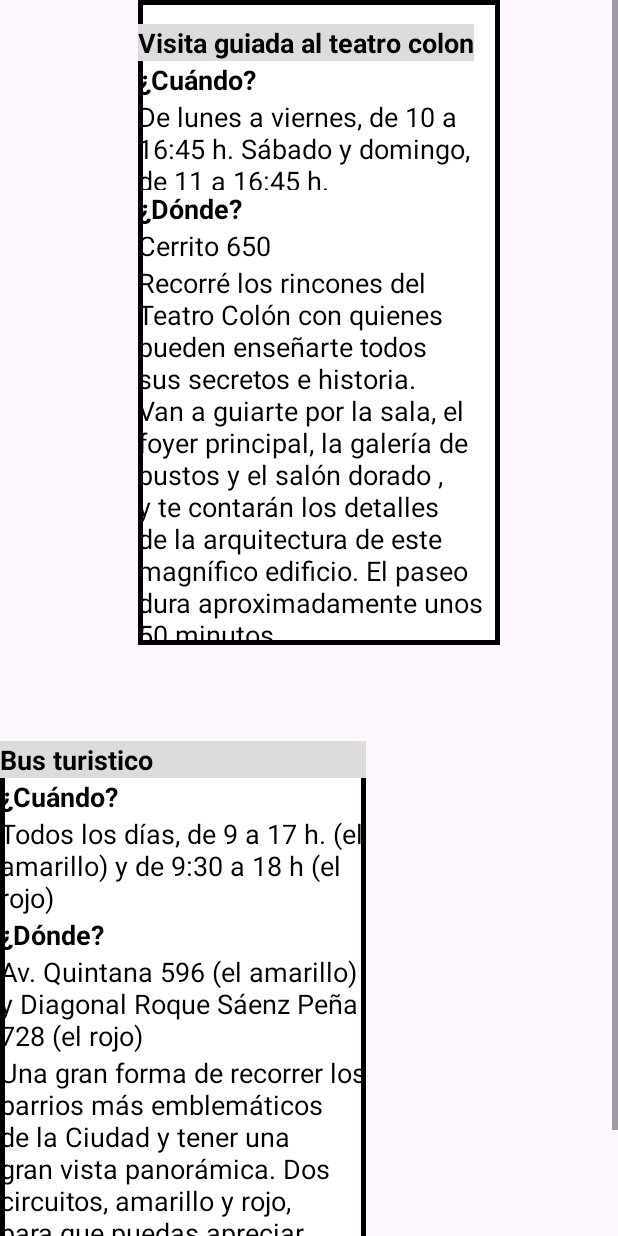
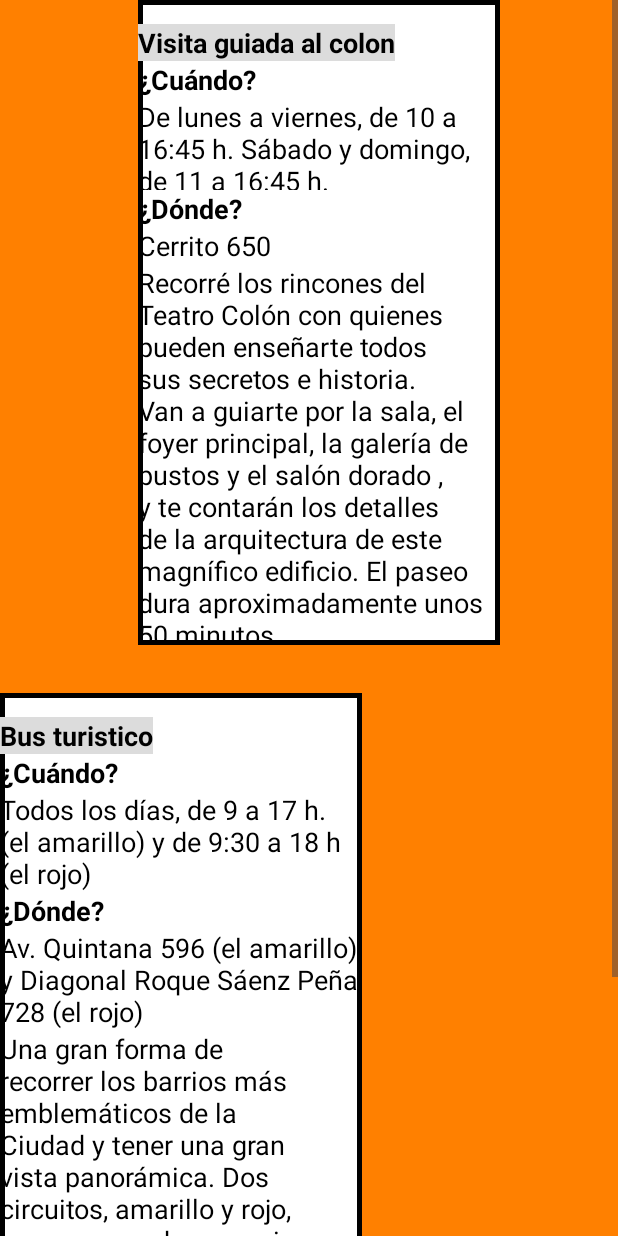
Before and after one commit to seezelop/final-am-acm4a-asad-lopez, an Android app: the lunes_visitas screen opened directly, with no data from a screen before it, on a phone screen of 412 x 824 dp. Run offline under Robolectric (Android 15) with nearby library versions, the light colour scheme and no system bars.

Commit message:
update: I update Martina's changes.

```diff
--- a/app/src/main/java/com/example/parcial_1_am_acm4a_asad_lopez/lunes_visitas.java
+++ b/app/src/main/java/com/example/parcial_1_am_acm4a_asad_lopez/lunes_visitas.java
@@ -3,12 +3,46 @@
 import androidx.appcompat.app.AppCompatActivity;
 
 import android.os.Bundle;
+import android.widget.TextView;
+
+import java.util.ArrayList;
+import java.util.List;
 
 public class lunes_visitas extends AppCompatActivity {
-
+    TextView titulo_1;
+    TextView hora_dias_colon;
+    TextView texto_colon;
+    TextView titulo_2;
+    TextView descripcion_buses;
+    TextView horario_bus;
     @Override
     protected void onCreate(Bundle savedInstanceState) {
         super.onCreate(savedInstanceState);
         setContentView(R.layout.activity_lunes_visitas);
+
+        List<String> titulos=new ArrayList<String>();
+        titulos.add("Visita guiada al colon");
+        titulos.add("Bus turistico");
+
+        titulo_1=findViewById(R.id.titulo_1);
+        titulo_1.setText(titulos.get(0));/*aca se agrega titulo colon*/
+        titulo_2=findViewById(R.id.titulo_2);
+        titulo_2.setText(titulos.get(1));/*aca se agrega titulo bus*/
+
+        List<String> horarios=new ArrayList<String>();
+        horarios.add("De lunes a viernes, de 10 a 16:45 h. Sábado y domingo, de 11 a 16:45 h.");
+        horarios.add("Todos los días, de 9 a 17 h. (el amarillo) y de 9:30 a 18 h (el rojo)");
+        hora_dias_colon=findViewById(R.id.hora_dias_colon);
+        hora_dias_colon.setText(horarios.get(0));/*aca se agrega horarios y dias del colon*/
+        horario_bus=findViewById(R.id.horario_dias_buses);
+        horario_bus.setText(horarios.get(1));/*aca se agrega horarios y dias del bus*/
+
+        List<String> descripciones=new ArrayList<String>();
+        descripciones.add("Recorré los rincones del Teatro Colón con quienes pueden enseñarte todos sus secretos e historia. Van a guiarte por la sala, el foyer principal, la galería de bustos y el salón dorado , y te contarán los detalles de la arquitectura de este magnífico edificio. El paseo dura aproximadamente unos 50 minutos.");
+        descripciones.add("Una gran forma de recorrer los barrios más emblemáticos de la Ciudad y tener una gran vista panorámica. Dos circuitos, amarillo y rojo, para que puedas apreciar lugares históricos, espacios culturales y zonas únicas. Podés ascender y descender de los buses todas las veces que desees. Consultá la promoción que ofrecen en Vacaciones de Invierno");
+        texto_colon=findViewById(R.id.texto_colon);
+        texto_colon.setText(descripciones.get(0));/*aca se agrega la descripcion del colon*/
+        descripcion_buses=findViewById(R.id.descripcion_buses);
+        descripcion_buses.setText(descripciones.get(1));/*aca se agrega la descripcion de los buses*/
     }
 }
--- a/app/src/main/res/layout/activity_lunes_visitas.xml
+++ b/app/src/main/res/layout/activity_lunes_visitas.xml
@@ -9,12 +9,16 @@
     <ScrollView
         android:layout_width="match_parent"
         android:layout_height="match_parent"
-        android:scrollbars="vertical"
-        android:scrollbarStyle="outsideOverlay">
+        android:background="@color/orange"
+        android:scrollbarStyle="outsideOverlay"
+        android:scrollbars="vertical">
+
         <LinearLayout
             android:layout_width="match_parent"
             android:layout_height="match_parent"
+            android:background="@color/orange"
             android:orientation="vertical">
+
             <LinearLayout
                 android:id="@+id/colon"
                 android:layout_width="241dp"
@@ -32,7 +36,7 @@
                     android:layout_height="wrap_content"
                     android:layout_marginTop="16dp"
                     android:background="@color/lightgrey"
-                    android:text="@string/visita_guiada_al_teatro_colon"
+                    android:text=""
                     android:textColor="@color/black"
                     android:textSize="18sp"
                     android:textStyle="bold"
@@ -51,7 +55,7 @@
                     android:id="@+id/hora_dias_colon"
                     android:layout_width="match_parent"
                     android:layout_height="61dp"
-                    android:text="@string/horario_colon"
+                    android:text=""
                     android:textColor="@color/black"
                     android:textSize="18sp" />
 
@@ -76,7 +80,7 @@
                     android:id="@+id/texto_colon"
                     android:layout_width="match_parent"
                     android:layout_height="254dp"
-                    android:text="@string/descripcion_colon"
+                    android:text=""
                     android:textColor="@color/black"
                     android:textSize="18sp" />
 
@@ -84,30 +88,24 @@
             </LinearLayout>
 
             <LinearLayout
-                android:id="@+id/buses"
-                android:layout_width="244dp"
-                android:layout_height="407dp"
-                android:layout_marginTop="32dp"
-                android:orientation="vertical"
-                android:textAlignment="center"
+                android:layout_width="241dp"
+                android:layout_height="580dp"
                 android:background="@drawable/color_borde_layout"
-                app:layout_constraintEnd_toEndOf="parent"
-                app:layout_constraintHorizontal_bias="0.532"
-                app:layout_constraintStart_toStartOf="parent"
-                app:layout_constraintTop_toBottomOf="@+id/colon">
+                android:orientation="vertical">
 
                 <TextView
-                    android:id="@+id/titulo2"
-                    android:layout_width="match_parent"
+                    android:id="@+id/titulo_2"
+                    android:layout_width="wrap_content"
                     android:layout_height="wrap_content"
+                    android:layout_marginTop="16dp"
                     android:background="@color/lightgrey"
-                    android:text="@string/bus_turistico"
+                    android:text=""
                     android:textColor="@color/black"
                     android:textSize="18sp"
                     android:textStyle="bold"
-                    app:layout_constraintEnd_toEndOf="parent"
-                    app:layout_constraintStart_toStartOf="parent" />
+                    app:layout_constraintTop_toTopOf="parent">
 
+                </TextView>
                 <TextView
                     android:id="@+id/subtitulo1_bus"
                     android:layout_width="match_parent"
@@ -116,12 +114,11 @@
                     android:textColor="@color/black"
                     android:textStyle="bold"
                     android:textSize="18sp" />
-
                 <TextView
                     android:id="@+id/horario_dias_buses"
                     android:layout_width="match_parent"
                     android:layout_height="wrap_content"
-                    android:text="@string/horarios_dias_bus"
+                    android:text=""
                     android:textColor="@color/black"
                     android:textSize="18sp" />
 
@@ -146,10 +143,19 @@
                     android:id="@+id/descripcion_buses"
                     android:layout_width="match_parent"
                     android:layout_height="wrap_content"
-                    android:text="@string/texto_descripcion_buses"
+                    android:text=""
                     android:textColor="@color/black"
                     android:textSize="18sp" />
+
+
+                <androidx.constraintlayout.widget.ConstraintLayout
+                    android:layout_width="match_parent"
+                    android:layout_height="match_parent">
+
+                </androidx.constraintlayout.widget.ConstraintLayout>
+
             </LinearLayout>
+
         </LinearLayout>
     </ScrollView>
 </androidx.constraintlayout.widget.ConstraintLayout>
--- a/app/src/main/res/values/strings.xml
+++ b/app/src/main/res/values/strings.xml
@@ -10,16 +10,10 @@
     <string name="contenido_dia">Buscar por dia</string>
     <string name="contenido_buscarAct">Buscar por tipo de actividad</string>
     <string name="btn_contenido_buscar">Buscar</string>
-    <string name="visita_guiada_al_teatro_colon">Visita guiada al teatro colon</string>
     <string name="primer_subtitulo">¿Cuándo?</string>
     <string name="donde">¿Dónde?</string>
-    <string name="horario_colon">De lunes a viernes, de 10 a 16:45 h. Sábado y domingo, de 11 a 16:45 h.</string>
-    <string name="descripcion_colon">Recorré los rincones del Teatro Colón con quienes pueden enseñarte todos sus secretos e historia. Van a guiarte por la sala, el foyer principal, la galería de bustos y el salón dorado , y te contarán los detalles de la arquitectura de este magnífico edificio. El paseo dura aproximadamente unos 50 minutos.</string>
     <string name="direccion_colon">Cerrito 650</string>
-    <string name="bus_turistico">Bus turistico</string>
-    <string name="horarios_dias_bus">Todos los días, de 9 a 17 h. (el amarillo) y de 9:30 a 18 h (el rojo)</string>
     <string name="direccion_buses">Av. Quintana 596 (el amarillo) y Diagonal Roque Sáenz Peña 728 (el rojo)</string>
-    <string name="texto_descripcion_buses">Una gran forma de recorrer los barrios más emblemáticos de la Ciudad y tener una gran vista panorámica. Dos circuitos, amarillo y rojo, para que puedas apreciar lugares históricos, espacios culturales y zonas únicas. Podés ascender y descender de los buses todas las veces que desees. Consultá la promoción que ofrecen en Vacaciones de Invierno,</string>
     <string name="descripcion_icono_correo">icono correo</string>
     <string name="descripcion_icono_whats">icono whatsapp</string>
     <string name="descripcion_icono_ba">icono BA</string>
```
